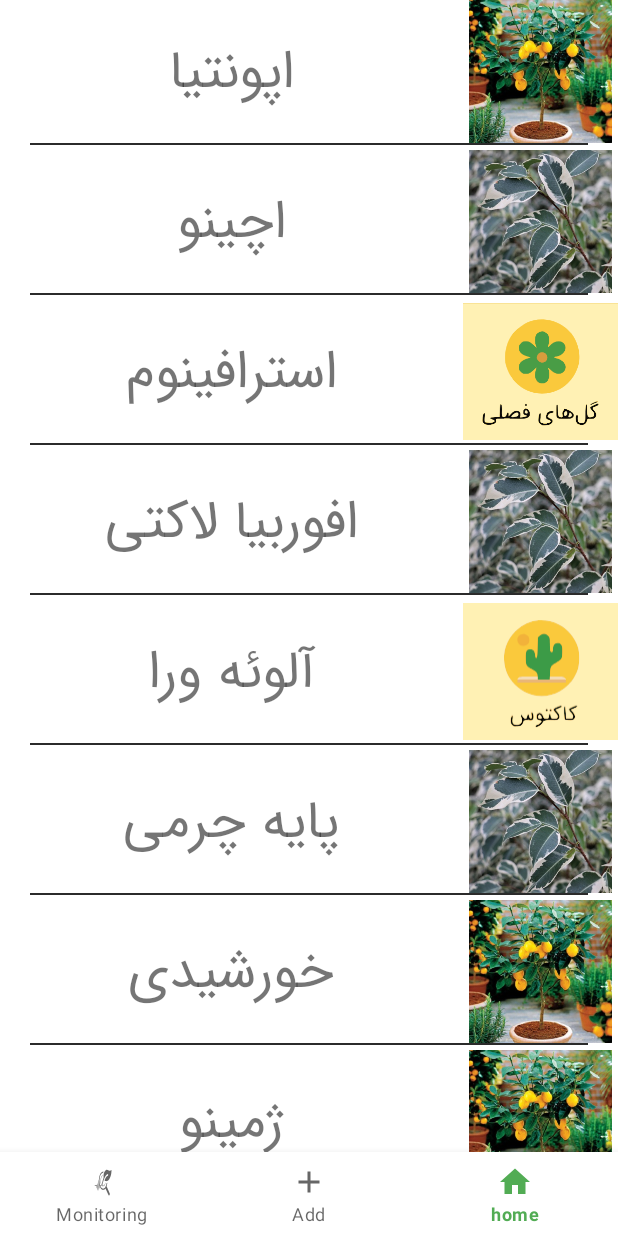
After one commit to erfanakhavanrad/RostManaFinal, an Android app: the fragment FragmentSeasonalFlowers placed in its activity, on a phone screen of 412 x 824 dp. The commit adds this screen. Run offline under Robolectric (Android 15) with nearby library versions, the phone set to English and light mode, and no system bars.

Commit message:
0.0.7 Flowers List added

```diff
--- /dev/null
+++ b/app/src/main/java/com/example/rostmanafinal/Adapters/FlowersAdapter.java
@@ -0,0 +1,75 @@
+package com.example.rostmanafinal.Adapters;
+
+import android.view.LayoutInflater;
+import android.view.View;
+import android.view.ViewGroup;
+import android.widget.ImageView;
+import android.widget.TextView;
+import android.widget.Toast;
+
+import androidx.annotation.NonNull;
+import androidx.recyclerview.widget.RecyclerView;
+
+import com.example.rostmanafinal.Pojo.FlowerListClass;
+import com.example.rostmanafinal.R;
+
+import java.util.ArrayList;
+
+public class FlowersAdapter extends RecyclerView.Adapter<FlowersAdapter.TViewHolder> {
+
+
+    ArrayList<FlowerListClass> mylist;
+
+    public FlowersAdapter(ArrayList<FlowerListClass> list) {
+        mylist = list;
+    }
+
+    @NonNull
+    @Override
+    public TViewHolder onCreateViewHolder(@NonNull ViewGroup parent, int viewType) {
+        LayoutInflater inflater = LayoutInflater.from(parent.getContext());
+        View v = inflater.inflate(R.layout.recycler_item, parent, false);
+        TViewHolder holder = new TViewHolder(v);
+        return holder;
+    }
+
+    @Override
+    public void onBindViewHolder(@NonNull TViewHolder holder, int position) {
+        FlowerListClass flower = mylist.get(position);
+        holder.flowerName.setText(flower.getName());
+        holder.iamgeEach.setImageResource(flower.getPic());
+    }
+
+    @Override
+    public int getItemCount() {
+        return mylist.size();
+    }
+
+    class TViewHolder extends RecyclerView.ViewHolder {
+        TextView flowerName;
+        ImageView iamgeEach;
+
+        public TViewHolder(@NonNull final View itemView) {
+            super(itemView);
+            flowerName = itemView.findViewById(R.id.flowerText);
+            iamgeEach = itemView.findViewById(R.id.iamgeEach);
+
+            itemView.setOnClickListener(new View.OnClickListener() {
+                @Override
+                public void onClick(View v) {
+                    FlowerListClass flowerClass = mylist.get(getAdapterPosition());
+
+                    // getAdapterPosition()
+//                    Intent intent = new Intent(itemView.getContext(), MainActivity.class);
+//                    intent.putExtra("id", flowerClass.getName());
+//                    itemView.getContext().startActivity(intent);
+
+                    Toast.makeText(itemView.getContext(), "id is " + flowerClass.getName(), Toast.LENGTH_SHORT).show();
+                }
+            });
+        }
+    }
+
+
+
+}
--- /dev/null
+++ b/app/src/main/java/com/example/rostmanafinal/Fragments/FragmentSeasonalFlowers.java
@@ -0,0 +1,64 @@
+package com.example.rostmanafinal.Fragments;
+
+import android.os.Bundle;
+import android.view.LayoutInflater;
+import android.view.View;
+import android.view.ViewGroup;
+
+import androidx.annotation.NonNull;
+import androidx.annotation.Nullable;
+import androidx.fragment.app.Fragment;
+import androidx.recyclerview.widget.LinearLayoutManager;
+import androidx.recyclerview.widget.RecyclerView;
+
+import com.example.rostmanafinal.Adapters.FlowersAdapter;
+import com.example.rostmanafinal.Pojo.FlowerListClass;
+import com.example.rostmanafinal.R;
+
+import java.util.ArrayList;
+
+public class FragmentSeasonalFlowers extends Fragment {
+    RecyclerView recycler;
+
+
+    @Nullable
+    @Override
+    public View onCreateView(@NonNull LayoutInflater inflater, @Nullable ViewGroup container, @Nullable Bundle savedInstanceState) {
+        View viewSeasonal = inflater.inflate(R.layout.recycler_for_flowers, container, false);
+
+        return viewSeasonal;
+    }
+
+    @Override
+    public void onViewCreated(@NonNull View view, @Nullable Bundle savedInstanceState) {
+        super.onViewCreated(view, savedInstanceState);
+        recycler = view.findViewById(R.id.recycler);
+        ArrayList<FlowerListClass> names = new ArrayList();
+        names.add(new FlowerListClass("اپونتیا", R.drawable.limo));
+        names.add(new FlowerListClass("اچینو", R.drawable.benjamin));
+        names.add(new FlowerListClass("استرافینوم", R.drawable.ic_seasonalflowers));
+        names.add(new FlowerListClass("افوربیا لاکتی", R.drawable.benjamin));
+        names.add(new FlowerListClass("آلوئه ورا", R.drawable.ic_cactus));
+        names.add(new FlowerListClass("پایه چرمی", R.drawable.benjamin));
+        names.add(new FlowerListClass("خورشیدی", R.drawable.limo));
+        names.add(new FlowerListClass("ژمینو", R.drawable.limo));
+        names.add(new FlowerListClass("ژمینوکالیسیم", R.drawable.ic_greenleaf));
+        names.add(new FlowerListClass("سانسوریا", R.drawable.ic_shrub));
+        names.add(new FlowerListClass("سولکو", R.drawable.ic_cactus));
+        names.add(new FlowerListClass("فرو", R.drawable.ic_organic));
+        names.add(new FlowerListClass("ماملاریا", R.drawable.ic_shrub));
+        names.add(new FlowerListClass("نولآبی", R.drawable.limo));
+        names.add(new FlowerListClass("نازقرمز", R.drawable.ic_seasonalflowers));
+        names.add(new FlowerListClass("نخل ماداگاسکار", R.drawable.benjamin));
+        names.add(new FlowerListClass("هاورتیا گورخری", R.drawable.ic_organic));
+
+
+        //Adapter
+        FlowersAdapter adapter = new FlowersAdapter(names);
+        recycler.setAdapter(adapter);
+
+        recycler.setLayoutManager(new LinearLayoutManager(getContext(), RecyclerView.VERTICAL, false));
+
+
+    }
+}
--- /dev/null
+++ b/app/src/main/java/com/example/rostmanafinal/Pojo/FlowerListClass.java
@@ -0,0 +1,27 @@
+package com.example.rostmanafinal.Pojo;
+
+public class FlowerListClass {
+    private String name;
+    private int pic;
+
+    public FlowerListClass(String name, int pic) {
+        this.name = name;
+        this.pic = pic;
+    }
+
+    public String getName() {
+        return name;
+    }
+
+    public void setName(String name) {
+        this.name = name;
+    }
+
+    public int getPic() {
+        return pic;
+    }
+
+    public void setPic(int pic) {
+        this.pic = pic;
+    }
+}
--- a/app/src/main/res/layout/fragment_first.xml
+++ b/app/src/main/res/layout/fragment_first.xml
@@ -55,6 +55,7 @@
 
 
     <ImageView
+
         android:id="@+id/image_greenLeaf"
         android:layout_width="360dp"
         android:layout_height="174dp"
@@ -93,9 +94,7 @@
             android:layout_height="wrap_content"
             android:layout_gravity="right"
             android:gravity="right"
-
             >
-
             <ImageView
                 android:id="@+id/image_shrub"
                 android:layout_width="180dp"
--- /dev/null
+++ b/app/src/main/res/layout/recycler_for_flowers.xml
@@ -0,0 +1,18 @@
+<?xml version="1.0" encoding="utf-8"?>
+<androidx.constraintlayout.widget.ConstraintLayout
+    xmlns:android="http://schemas.android.com/apk/res/android"
+    xmlns:app="http://schemas.android.com/apk/res-auto"
+    android:layout_width="match_parent"
+    android:layout_height="match_parent"
+    android:id="@+id/rectangles_for"
+    >
+
+    <androidx.recyclerview.widget.RecyclerView
+        android:id="@+id/recycler"
+        android:layout_width="match_parent"
+        android:layout_height="match_parent"
+        app:layout_constraintBottom_toBottomOf="parent"
+        app:layout_constraintEnd_toEndOf="parent"
+        app:layout_constraintStart_toStartOf="parent"
+        app:layout_constraintTop_toTopOf="parent" />
+</androidx.constraintlayout.widget.ConstraintLayout>
--- /dev/null
+++ b/app/src/main/res/layout/recycler_item.xml
@@ -0,0 +1,40 @@
+<?xml version="1.0" encoding="utf-8"?>
+<LinearLayout xmlns:android="http://schemas.android.com/apk/res/android"
+    android:layout_width="match_parent"
+    android:layout_height="100dp"
+    android:orientation="vertical">
+
+    <LinearLayout
+        android:layout_width="match_parent"
+        android:layout_height="wrap_content"
+        android:orientation="horizontal">
+
+        <TextView
+            android:id="@+id/flowerText"
+            android:layout_width="0dp"
+            android:layout_height="95dp"
+            android:layout_gravity="center"
+            android:layout_weight="3"
+            android:fontFamily="@font/iransans"
+            android:gravity="center"
+            android:text="flowers"
+            android:textSize="35sp" />
+
+        <ImageView
+            android:id="@+id/iamgeEach"
+            android:layout_width="0dp"
+            android:layout_height="95dp"
+            android:layout_weight="1"
+            android:src="@drawable/limo" />
+
+
+    </LinearLayout>
+
+    <View
+        android:layout_width="match_parent"
+        android:layout_height="1dp"
+        android:layout_marginStart="20dp"
+        android:layout_marginEnd="20dp"
+        android:background="#2B2B2B"/>
+
+</LinearLayout>
--- a/app/src/main/res/navigation/nav_graph.xml
+++ b/app/src/main/res/navigation/nav_graph.xml
@@ -43,6 +43,9 @@
         <action
             android:id="@+id/action_fragmentHome_to_fragmentViewPagerTabbed"
             app:destination="@id/fragmentViewPagerTabbed" />
+        <action
+            android:id="@+id/action_fragmentHome_to_fragment_Plant_Details"
+            app:destination="@id/fragment_Plant_Details" />
     </fragment>
     <fragment
         android:id="@+id/fragmentEnterSerialNumber"
```
Also changed, not shown: app/src/main/java/com/example/rostmanafinal/Fragments/FirstFragment.java (+43 -4 lines), app/src/main/java/com/example/rostmanafinal/Fragments/FragmentEnterSerialNumber.java (+19 -0 lines), app/src/main/res/layout/fragment_enter_serialnumber.xml (+11 -0 lines), app/src/main/res/layout/fragment_home.xml (+47 -14 lines).
